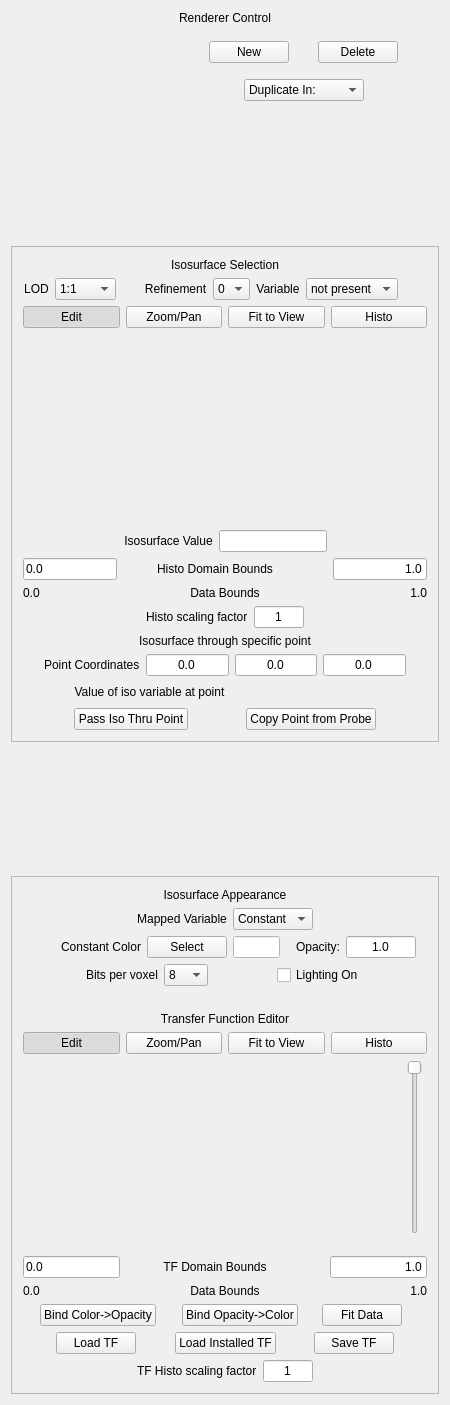
The window that apps/vaporgui/guis/ui/isotab.ui (yyr/vapor) describes before a commit, drawn with Qt 5.
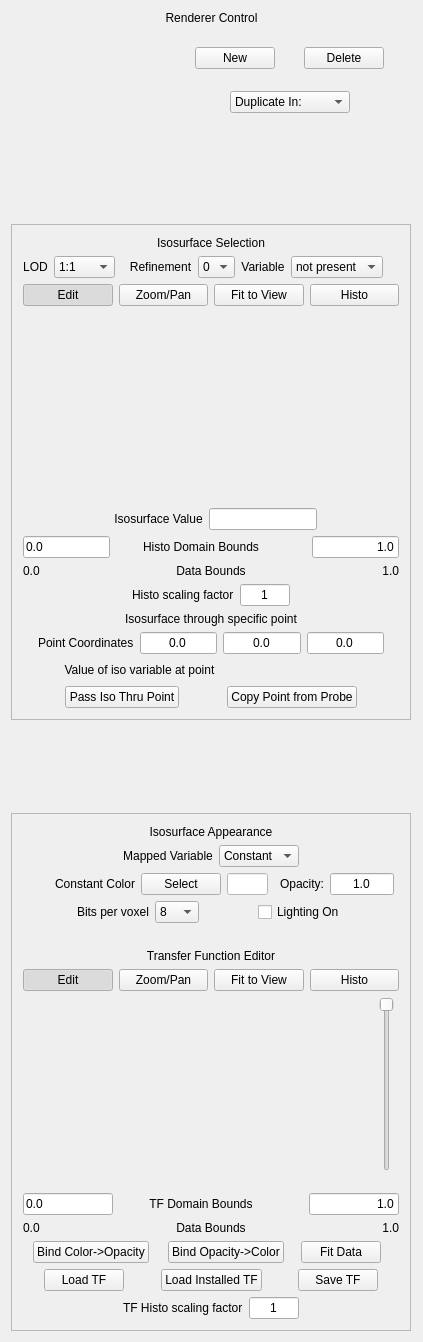
The same window after the commit. Custom widgets are drawn as their Qt base class.

What changed in the file:
```diff
--- a/apps/vaporgui/guis/ui/isotab.ui
+++ b/apps/vaporgui/guis/ui/isotab.ui
@@ -6,8 +6,8 @@
    <rect>
     <x>0</x>
     <y>0</y>
-    <width>450</width>
-    <height>1405</height>
+    <width>423</width>
+    <height>1342</height>
    </rect>
   </property>
   <property name="sizePolicy">
@@ -60,7 +60,7 @@
          <property name="minimumSize">
           <size>
            <width>150</width>
-           <height>80</height>
+           <height>100</height>
           </size>
          </property>
          <property name="toolTip">
@@ -91,7 +91,7 @@
          </property>
          <property name="sizeHint" stdset="0">
           <size>
-           <width>38</width>
+           <width>0</width>
            <height>20</height>
           </size>
          </property>
@@ -244,7 +244,7 @@
          </property>
          <property name="sizeHint" stdset="0">
           <size>
-           <width>38</width>
+           <width>5</width>
            <height>21</height>
           </size>
          </property>
@@ -270,6 +270,18 @@
      </item>
      <item>
       <widget class="QFrame" name="Isovalue_Frame">
+       <property name="minimumSize">
+        <size>
+         <width>400</width>
+         <height>0</height>
+        </size>
+       </property>
+       <property name="maximumSize">
+        <size>
+         <width>400</width>
+         <height>16777215</height>
+        </size>
+       </property>
        <property name="whatsThis">
         <string>Ths isosurface selection panel provides several options for selecting the isosurface to be visualized.</string>
        </property>
@@ -1258,6 +1270,18 @@
      </item>
      <item>
       <widget class="QFrame" name="mappingFrame">
+       <property name="minimumSize">
+        <size>
+         <width>400</width>
+         <height>0</height>
+        </size>
+       </property>
+       <property name="maximumSize">
+        <size>
+         <width>400</width>
+         <height>16777215</height>
+        </size>
+       </property>
        <property name="whatsThis">
         <string>The appearance of the isosurface are controlled in this panel.  The isosurface can have constant color and opacity or it can have a color determined by a transfer function applied to another variable.  The appearance is also affected by the bits per voxel, and the lighting.</string>
        </property>
```
